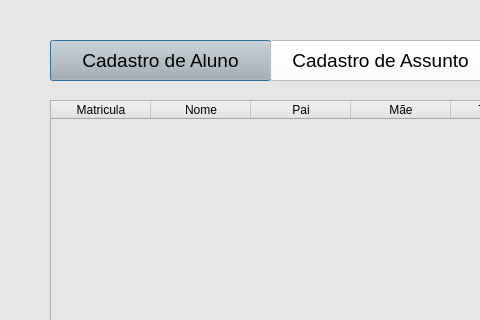
Old version of the form NovoProjeto/Home.ui in the repository sandrojunio/cadastrodealuno; both pictures show x 0 to 480 and y 0 to 320 of the 1115 by 782 pixel window.
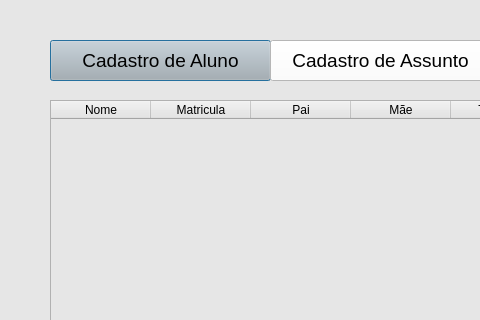
New version of the form.

```diff
--- a/NovoProjeto/Home.ui
+++ b/NovoProjeto/Home.ui
@@ -132,12 +132,12 @@
    </property>
    <column>
     <property name="text">
-     <string>Matricula</string>
+     <string>Nome</string>
     </property>
    </column>
    <column>
     <property name="text">
-     <string>Nome</string>
+     <string>Matricula</string>
     </property>
    </column>
    <column>
```
